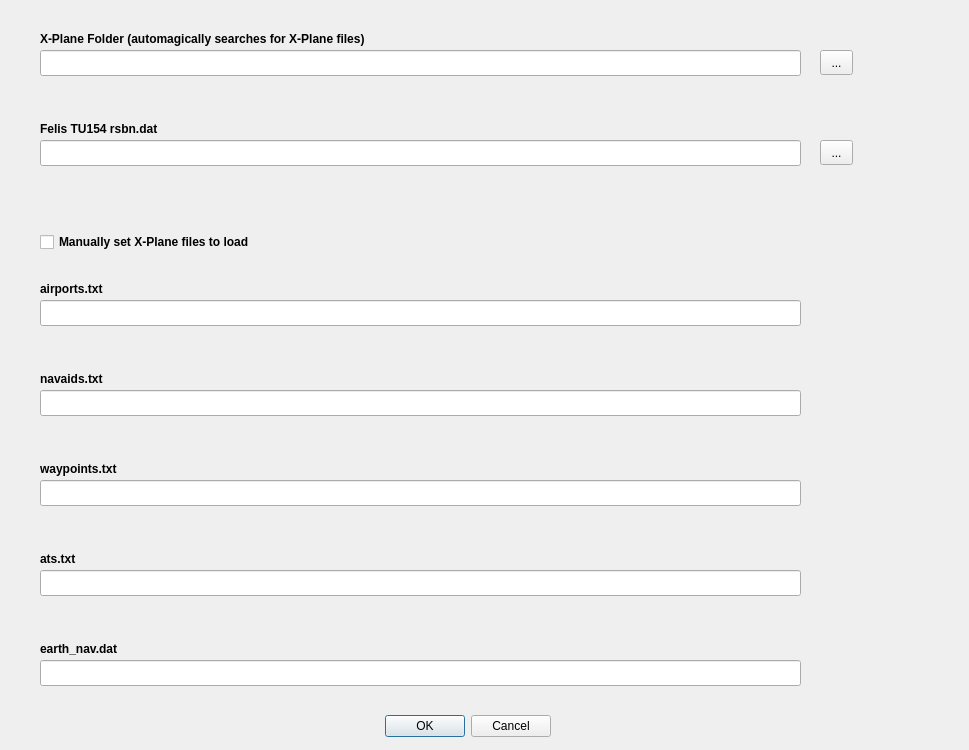
First picture: the form in dialogsettings.ui, repository Vantskruv/XNVU-Calculator, before the edit.
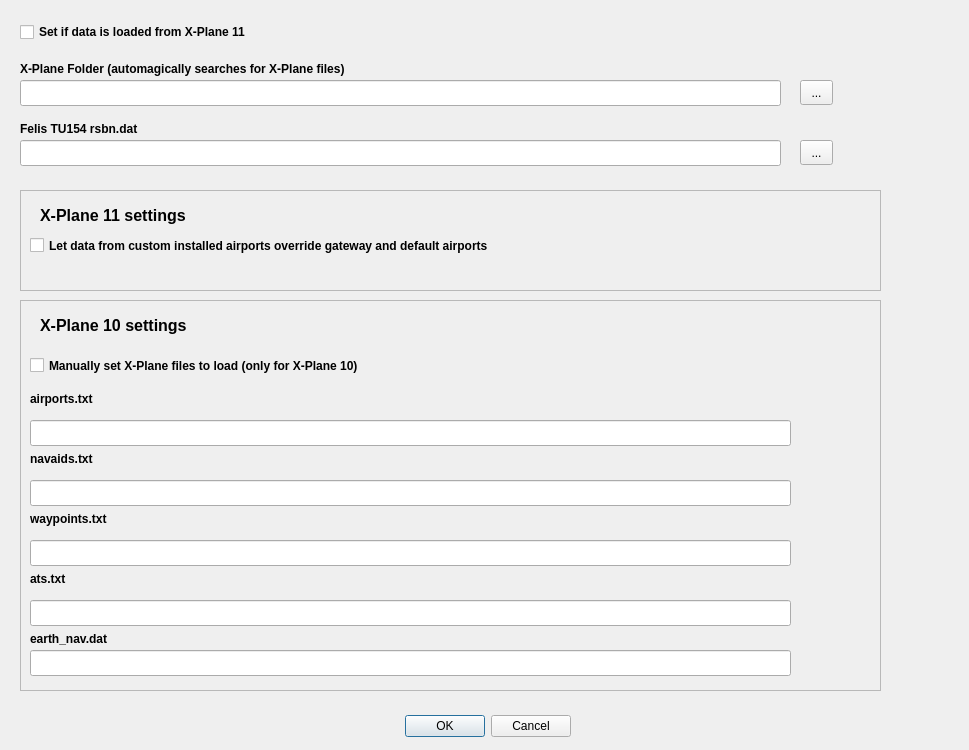
Second picture: the form after the edit.

Commit message: * v0.34 * Main feature: Able to load data from XP11 * Added option to load data from XP10 or XP11 * Added option to override default/gateway airport data with data from custom installed airports (XP11 only) * Added a "Go Back" option when viewing an airway * Added a feature to add the airway from the quick searchlist to flightplan by doubleclicking or using the buttons. * Cleared up the search filter with lesser buttons * Many other fixes I cannot remember... * Note, this version is not enough tested for release.

Diff of the .ui file:
```diff
--- a/dialogsettings.ui
+++ b/dialogsettings.ui
@@ -13,113 +13,10 @@
   <property name="windowTitle">
    <string>Settings</string>
   </property>
-  <widget class="QDialogButtonBox" name="buttonBox">
-   <property name="geometry">
-    <rect>
-     <x>210</x>
-     <y>710</y>
-     <width>341</width>
-     <height>32</height>
-    </rect>
-   </property>
-   <property name="orientation">
-    <enum>Qt::Horizontal</enum>
-   </property>
-   <property name="standardButtons">
-    <set>QDialogButtonBox::Cancel|QDialogButtonBox::Ok</set>
-   </property>
-  </widget>
-  <widget class="QLabel" name="label">
-   <property name="geometry">
-    <rect>
-     <x>40</x>
-     <y>280</y>
-     <width>151</width>
-     <height>18</height>
-    </rect>
-   </property>
-   <property name="font">
-    <font>
-     <weight>75</weight>
-     <bold>true</bold>
-    </font>
-   </property>
-   <property name="text">
-    <string>airports.txt</string>
-   </property>
-  </widget>
-  <widget class="QLineEdit" name="lineEditAirportsFiles">
-   <property name="geometry">
-    <rect>
-     <x>40</x>
-     <y>300</y>
-     <width>761</width>
-     <height>26</height>
-    </rect>
-   </property>
-  </widget>
-  <widget class="QLineEdit" name="lineEditNavaidsFile">
-   <property name="geometry">
-    <rect>
-     <x>40</x>
-     <y>390</y>
-     <width>761</width>
-     <height>26</height>
-    </rect>
-   </property>
-  </widget>
-  <widget class="QLabel" name="label_2">
-   <property name="geometry">
-    <rect>
-     <x>40</x>
-     <y>370</y>
-     <width>151</width>
-     <height>18</height>
-    </rect>
-   </property>
-   <property name="font">
-    <font>
-     <weight>75</weight>
-     <bold>true</bold>
-    </font>
-   </property>
-   <property name="text">
-    <string>navaids.txt</string>
-   </property>
-  </widget>
-  <widget class="QLineEdit" name="lineEditWaypointsFile">
-   <property name="geometry">
-    <rect>
-     <x>40</x>
-     <y>480</y>
-     <width>761</width>
-     <height>26</height>
-    </rect>
-   </property>
-  </widget>
-  <widget class="QLabel" name="label_3">
-   <property name="geometry">
-    <rect>
-     <x>40</x>
-     <y>460</y>
-     <width>181</width>
-     <height>18</height>
-    </rect>
-   </property>
-   <property name="font">
-    <font>
-     <weight>75</weight>
-     <bold>true</bold>
-    </font>
-   </property>
-   <property name="text">
-    <string>waypoints.txt</string>
-   </property>
-  </widget>
   <widget class="QLineEdit" name="lineEditRSBNFile">
    <property name="geometry">
     <rect>
-     <x>40</x>
+     <x>20</x>
      <y>140</y>
      <width>761</width>
      <height>26</height>
@@ -129,7 +26,7 @@
   <widget class="QLabel" name="label_4">
    <property name="geometry">
     <rect>
-     <x>40</x>
+     <x>20</x>
      <y>120</y>
      <width>191</width>
      <height>18</height>
@@ -148,7 +45,7 @@
   <widget class="QToolButton" name="toolButton_4">
    <property name="geometry">
     <rect>
-     <x>820</x>
+     <x>800</x>
      <y>140</y>
      <width>33</width>
      <height>25</height>
@@ -158,40 +55,11 @@
     <string>...</string>
    </property>
   </widget>
-  <widget class="QLineEdit" name="lineEditEarthnavFile">
-   <property name="geometry">
-    <rect>
-     <x>40</x>
-     <y>660</y>
-     <width>761</width>
-     <height>26</height>
-    </rect>
-   </property>
-  </widget>
-  <widget class="QLabel" name="label_5">
-   <property name="geometry">
-    <rect>
-     <x>40</x>
-     <y>640</y>
-     <width>181</width>
-     <height>18</height>
-    </rect>
-   </property>
-   <property name="font">
-    <font>
-     <weight>75</weight>
-     <bold>true</bold>
-    </font>
-   </property>
-   <property name="text">
-    <string>earth_nav.dat</string>
-   </property>
-  </widget>
   <widget class="QLineEdit" name="lineEditXPlaneDirectory">
    <property name="geometry">
     <rect>
-     <x>40</x>
-     <y>50</y>
+     <x>20</x>
+     <y>80</y>
      <width>761</width>
      <height>26</height>
     </rect>
@@ -200,8 +68,8 @@
   <widget class="QLabel" name="label_6">
    <property name="geometry">
     <rect>
-     <x>40</x>
-     <y>30</y>
+     <x>20</x>
+     <y>60</y>
      <width>511</width>
      <height>18</height>
     </rect>
@@ -219,8 +87,8 @@
   <widget class="QToolButton" name="toolButton_6">
    <property name="geometry">
     <rect>
-     <x>820</x>
-     <y>50</y>
+     <x>800</x>
+     <y>80</y>
      <width>33</width>
      <height>25</height>
     </rect>
@@ -229,12 +97,12 @@
     <string>...</string>
    </property>
   </widget>
-  <widget class="QCheckBox" name="checkBoxManual">
+  <widget class="QCheckBox" name="checkBoxXP11">
    <property name="geometry">
     <rect>
-     <x>40</x>
-     <y>230</y>
-     <width>311</width>
+     <x>20</x>
+     <y>20</y>
+     <width>401</width>
      <height>24</height>
     </rect>
    </property>
@@ -245,36 +113,278 @@
     </font>
    </property>
    <property name="text">
-    <string>Manually set X-Plane files to load</string>
+    <string>Set if data is loaded from X-Plane 11</string>
    </property>
   </widget>
-  <widget class="QLabel" name="label_8">
+  <widget class="QFrame" name="frame">
    <property name="geometry">
     <rect>
-     <x>40</x>
-     <y>550</y>
-     <width>181</width>
-     <height>18</height>
+     <x>20</x>
+     <y>300</y>
+     <width>861</width>
+     <height>391</height>
     </rect>
    </property>
-   <property name="font">
-    <font>
-     <weight>75</weight>
-     <bold>true</bold>
-    </font>
+   <property name="frameShape">
+    <enum>QFrame::StyledPanel</enum>
    </property>
-   <property name="text">
-    <string>ats.txt</string>
+   <property name="frameShadow">
+    <enum>QFrame::Raised</enum>
    </property>
+   <widget class="QLabel" name="label_7">
+    <property name="geometry">
+     <rect>
+      <x>20</x>
+      <y>0</y>
+      <width>401</width>
+      <height>51</height>
+     </rect>
+    </property>
+    <property name="font">
+     <font>
+      <pointsize>12</pointsize>
+      <weight>75</weight>
+      <bold>true</bold>
+     </font>
+    </property>
+    <property name="text">
+     <string>X-Plane 10 settings</string>
+    </property>
+   </widget>
+   <widget class="QLineEdit" name="lineEditAirwaysFile">
+    <property name="geometry">
+     <rect>
+      <x>10</x>
+      <y>300</y>
+      <width>761</width>
+      <height>26</height>
+     </rect>
+    </property>
+   </widget>
+   <widget class="QLineEdit" name="lineEditWaypointsFile">
+    <property name="geometry">
+     <rect>
+      <x>10</x>
+      <y>240</y>
+      <width>761</width>
+      <height>26</height>
+     </rect>
+    </property>
+   </widget>
+   <widget class="QLabel" name="label_3">
+    <property name="geometry">
+     <rect>
+      <x>10</x>
+      <y>210</y>
+      <width>181</width>
+      <height>18</height>
+     </rect>
+    </property>
+    <property name="font">
+     <font>
+      <weight>75</weight>
+      <bold>true</bold>
+     </font>
+    </property>
+    <property name="text">
+     <string>waypoints.txt</string>
+    </property>
+   </widget>
+   <widget class="QLabel" name="label">
+    <property name="geometry">
+     <rect>
+      <x>10</x>
+      <y>90</y>
+      <width>151</width>
+      <height>18</height>
+     </rect>
+    </property>
+    <property name="font">
+     <font>
+      <weight>75</weight>
+      <bold>true</bold>
+     </font>
+    </property>
+    <property name="text">
+     <string>airports.txt</string>
+    </property>
+   </widget>
+   <widget class="QLabel" name="label_8">
+    <property name="geometry">
+     <rect>
+      <x>10</x>
+      <y>270</y>
+      <width>181</width>
+      <height>18</height>
+     </rect>
+    </property>
+    <property name="font">
+     <font>
+      <weight>75</weight>
+      <bold>true</bold>
+     </font>
+    </property>
+    <property name="text">
+     <string>ats.txt</string>
+    </property>
+   </widget>
+   <widget class="QLineEdit" name="lineEditEarthnavFile">
+    <property name="geometry">
+     <rect>
+      <x>10</x>
+      <y>350</y>
+      <width>761</width>
+      <height>26</height>
+     </rect>
+    </property>
+   </widget>
+   <widget class="QLineEdit" name="lineEditAirportsFiles">
+    <property name="geometry">
+     <rect>
+      <x>10</x>
+      <y>120</y>
+      <width>761</width>
+      <height>26</height>
+     </rect>
+    </property>
+   </widget>
+   <widget class="QLineEdit" name="lineEditNavaidsFile">
+    <property name="geometry">
+     <rect>
+      <x>10</x>
+      <y>180</y>
+      <width>761</width>
+      <height>26</height>
+     </rect>
+    </property>
+   </widget>
+   <widget class="QLabel" name="label_5">
+    <property name="geometry">
+     <rect>
+      <x>10</x>
+      <y>330</y>
+      <width>181</width>
+      <height>18</height>
+     </rect>
+    </property>
+    <property name="font">
+     <font>
+      <weight>75</weight>
+      <bold>true</bold>
+     </font>
+    </property>
+    <property name="text">
+     <string>earth_nav.dat</string>
+    </property>
+   </widget>
+   <widget class="QLabel" name="label_2">
+    <property name="geometry">
+     <rect>
+      <x>10</x>
+      <y>150</y>
+      <width>151</width>
+      <height>18</height>
+     </rect>
+    </property>
+    <property name="font">
+     <font>
+      <weight>75</weight>
+      <bold>true</bold>
+     </font>
+    </property>
+    <property name="text">
+     <string>navaids.txt</string>
+    </property>
+   </widget>
+   <widget class="QCheckBox" name="checkBoxManual">
+    <property name="geometry">
+     <rect>
+      <x>10</x>
+      <y>50</y>
+      <width>751</width>
+      <height>31</height>
+     </rect>
+    </property>
+    <property name="font">
+     <font>
+      <weight>75</weight>
+      <bold>true</bold>
+     </font>
+    </property>
+    <property name="text">
+     <string>Manually set X-Plane files to load (only for X-Plane 10)</string>
+    </property>
+   </widget>
   </widget>
-  <widget class="QLineEdit" name="lineEditAirwaysFile">
+  <widget class="QFrame" name="frame_2">
    <property name="geometry">
     <rect>
-     <x>40</x>
-     <y>570</y>
-     <width>761</width>
-     <height>26</height>
+     <x>20</x>
+     <y>190</y>
+     <width>861</width>
+     <height>101</height>
     </rect>
+   </property>
+   <property name="frameShape">
+    <enum>QFrame::StyledPanel</enum>
+   </property>
+   <property name="frameShadow">
+    <enum>QFrame::Raised</enum>
+   </property>
+   <widget class="QCheckBox" name="checkBoxAPTOverride">
+    <property name="geometry">
+     <rect>
+      <x>10</x>
+      <y>40</y>
+      <width>781</width>
+      <height>31</height>
+     </rect>
+    </property>
+    <property name="font">
+     <font>
+      <weight>75</weight>
+      <bold>true</bold>
+     </font>
+    </property>
+    <property name="text">
+     <string>Let data from custom installed airports override gateway and default airports</string>
+    </property>
+   </widget>
+   <widget class="QLabel" name="label_9">
+    <property name="geometry">
+     <rect>
+      <x>20</x>
+      <y>0</y>
+      <width>401</width>
+      <height>51</height>
+     </rect>
+    </property>
+    <property name="font">
+     <font>
+      <pointsize>12</pointsize>
+      <weight>75</weight>
+      <bold>true</bold>
+     </font>
+    </property>
+    <property name="text">
+     <string>X-Plane 11 settings</string>
+    </property>
+   </widget>
+  </widget>
+  <widget class="QDialogButtonBox" name="buttonBox">
+   <property name="geometry">
+    <rect>
+     <x>230</x>
+     <y>710</y>
+     <width>341</width>
+     <height>32</height>
+    </rect>
+   </property>
+   <property name="orientation">
+    <enum>Qt::Horizontal</enum>
+   </property>
+   <property name="standardButtons">
+    <set>QDialogButtonBox::Cancel|QDialogButtonBox::Ok</set>
    </property>
   </widget>
  </widget>
```
The commit also changes 16 other files.
